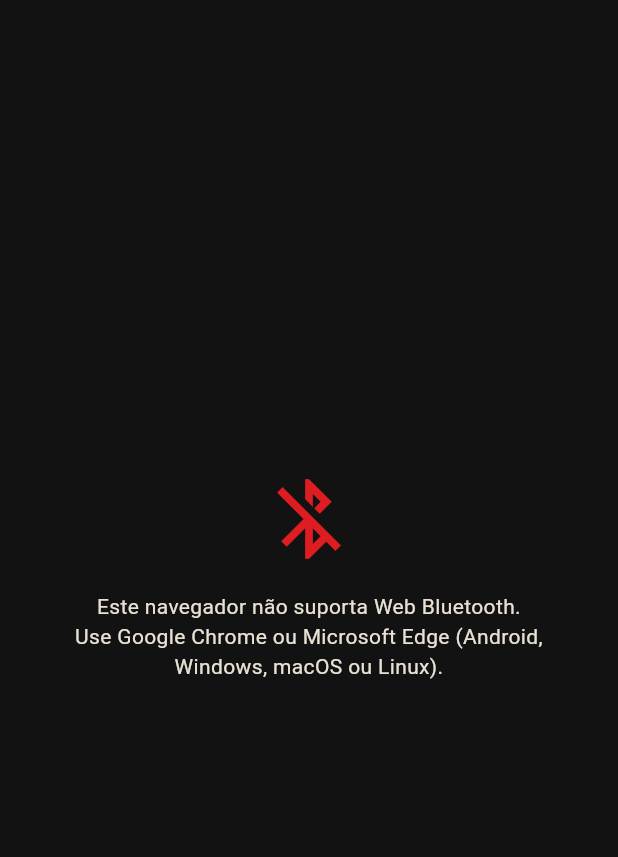
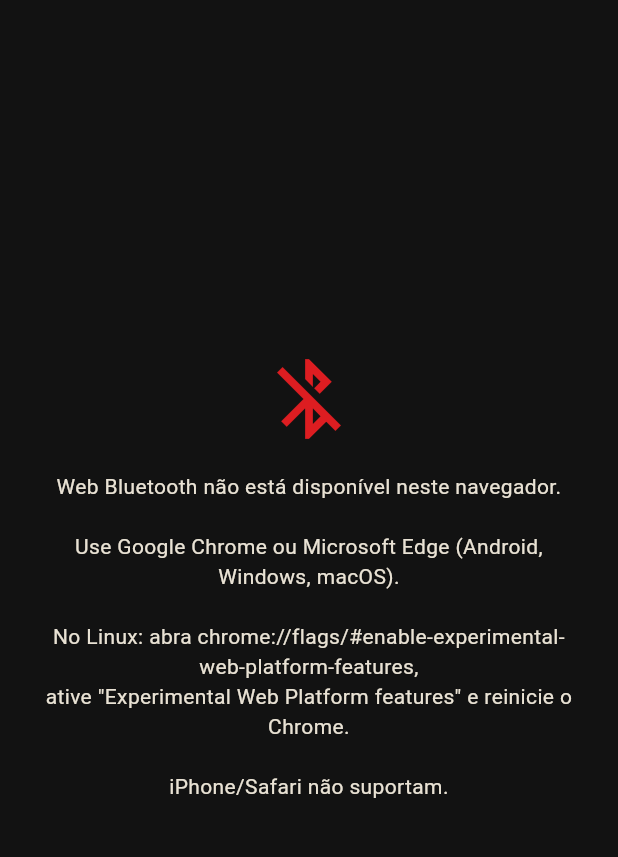
Before and after one commit to diegodio/controleRC, a Flutter app: the screen it shows after launch, on a phone screen of 412 x 824 dp, the part 84-941 px from its top. Run offline on Flutter 3.47's test engine with Material 3 defaults, Android fonts, the phone set to English and light mode, and no system bars; missing offline and left inert: flutter_web_bluetooth, pointycastle.

Commit message:
Explica como ativar Web Bluetooth no Chrome do Linux (#2)
Claude-Session: https://claude.ai/code/session_01NZrd4adPhyGKZCU1KWmhTk

Co-authored-by: Claude <noreply@anthropic.com>

```diff
--- a/lib/main.dart
+++ b/lib/main.dart
@@ -107,9 +107,11 @@ class _ControlPageState extends State<ControlPage> {
           child: !car.isSupported
               ? const _Message(
                   icon: Icons.bluetooth_disabled,
-                  text: 'Este navegador não suporta Web Bluetooth.\n'
-                      'Use Google Chrome ou Microsoft Edge '
-                      '(Android, Windows, macOS ou Linux).',
+                  text: 'Web Bluetooth não está disponível neste navegador.\n\n'
+                      'Use Google Chrome ou Microsoft Edge (Android, Windows, macOS).\n\n'
+                      'No Linux: abra chrome://flags/#enable-experimental-web-platform-features,\n'
+                      'ative "Experimental Web Platform features" e reinicie o Chrome.\n\n'
+                      'iPhone/Safari não suportam.',
                 )
               : Column(
                   children: [
```
Also changed, not shown: 1 other file.
